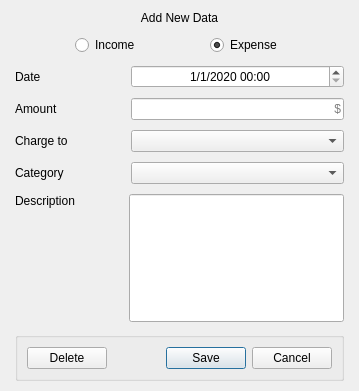
This is ui/formdialog.ui in NFBaeza/Budget-Monitor as Qt 5 draws it before an edit. The edited form follows.
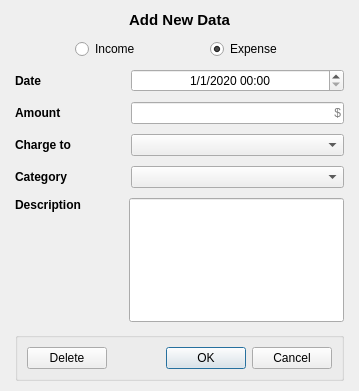
This is the edited form. Icons and pictures are not drawn.

Patch:
```diff
--- a/ui/formdialog.ui
+++ b/ui/formdialog.ui
@@ -31,6 +31,12 @@
    </property>
    <item>
     <widget class="QLabel" name="TitleFormDialog">
+     <property name="font">
+      <font>
+       <pointsize>11</pointsize>
+       <bold>true</bold>
+      </font>
+     </property>
      <property name="text">
       <string>Add New Data</string>
      </property>
@@ -94,6 +100,11 @@
      </property>
      <item>
       <widget class="QLabel" name="label_4">
+       <property name="font">
+        <font>
+         <bold>true</bold>
+        </font>
+       </property>
        <property name="text">
         <string>Date</string>
        </property>
@@ -138,6 +149,11 @@
      </property>
      <item>
       <widget class="QLabel" name="label_5">
+       <property name="font">
+        <font>
+         <bold>true</bold>
+        </font>
+       </property>
        <property name="text">
         <string>Amount</string>
        </property>
@@ -177,6 +193,11 @@
      </property>
      <item>
       <widget class="QLabel" name="label_3">
+       <property name="font">
+        <font>
+         <bold>true</bold>
+        </font>
+       </property>
        <property name="text">
         <string>Charge to</string>
        </property>
@@ -207,6 +228,11 @@
          <verstretch>0</verstretch>
         </sizepolicy>
        </property>
+       <property name="font">
+        <font>
+         <bold>true</bold>
+        </font>
+       </property>
        <property name="text">
         <string>Category</string>
        </property>
@@ -234,6 +260,11 @@
      </property>
      <item>
       <widget class="QLabel" name="label_6">
+       <property name="font">
+        <font>
+         <bold>true</bold>
+        </font>
+       </property>
        <property name="text">
         <string>Description</string>
        </property>
@@ -312,7 +343,7 @@
          <enum>Qt::Orientation::Horizontal</enum>
         </property>
         <property name="standardButtons">
-         <set>QDialogButtonBox::StandardButton::Cancel|QDialogButtonBox::StandardButton::Save</set>
+         <set>QDialogButtonBox::StandardButton::Cancel|QDialogButtonBox::StandardButton::Ok</set>
         </property>
        </widget>
       </item>
```
